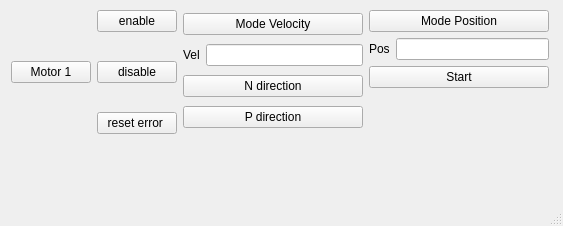
Qt form src/ros2_qt1_demo/ui/mainwindow.ui (theanh2507/ros2_ws1_ethercat_communicate) before a commit.
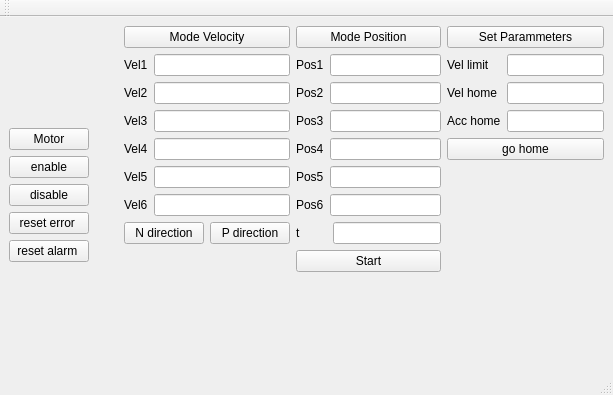
The same form after that commit.

Commit message: add them tinh nang tim home

```diff
--- a/src/ros2_qt1_demo/ui/mainwindow.ui
+++ b/src/ros2_qt1_demo/ui/mainwindow.ui
@@ -6,33 +6,41 @@
    <rect>
     <x>0</x>
     <y>0</y>
-    <width>563</width>
-    <height>226</height>
+    <width>613</width>
+    <height>395</height>
    </rect>
   </property>
   <property name="windowTitle">
    <string>MainWindow</string>
   </property>
   <widget class="QWidget" name="centralwidget">
-   <widget class="QWidget" name="">
-    <property name="geometry">
-     <rect>
-      <x>11</x>
-      <y>10</y>
-      <width>538</width>
-      <height>124</height>
-     </rect>
-    </property>
-    <layout class="QHBoxLayout" name="horizontalLayout_3">
+   <layout class="QGridLayout" name="gridLayout">
+    <item row="0" column="0" rowspan="3">
+     <layout class="QHBoxLayout" name="horizontalLayout_8">
      <item>
-      <widget class="QPushButton" name="pushButton">
-       <property name="text">
-        <string>Motor 1</string>
-       </property>
-      </widget>
-     </item>
+       <layout class="QHBoxLayout" name="horizontalLayout_5">
      <item>
       <layout class="QVBoxLayout" name="verticalLayout">
+          <item>
+           <spacer name="verticalSpacer_4">
+            <property name="orientation">
+             <enum>Qt::Vertical</enum>
+            </property>
+            <property name="sizeHint" stdset="0">
+             <size>
+              <width>20</width>
+              <height>40</height>
+             </size>
+            </property>
+           </spacer>
+          </item>
+          <item>
+           <widget class="QPushButton" name="pushButton">
+            <property name="text">
+             <string>Motor</string>
+            </property>
+           </widget>
+          </item>
        <item>
         <widget class="QPushButton" name="pushButton_2">
          <property name="text">
@@ -40,19 +48,6 @@
          </property>
         </widget>
        </item>
-       <item>
-        <spacer name="verticalSpacer_2">
-         <property name="orientation">
-          <enum>Qt::Vertical</enum>
-         </property>
-         <property name="sizeHint" stdset="0">
-          <size>
-           <width>20</width>
-           <height>40</height>
-          </size>
-         </property>
-        </spacer>
-       </item>
        <item>
         <widget class="QPushButton" name="pushButton_5">
          <property name="text">
@@ -60,19 +55,6 @@
          </property>
         </widget>
        </item>
-       <item>
-        <spacer name="verticalSpacer_3">
-         <property name="orientation">
-          <enum>Qt::Vertical</enum>
-         </property>
-         <property name="sizeHint" stdset="0">
-          <size>
-           <width>20</width>
-           <height>40</height>
-          </size>
-         </property>
-        </spacer>
-       </item>
        <item>
         <widget class="QPushButton" name="pushButton_6">
          <property name="text">
@@ -80,10 +62,47 @@
          </property>
         </widget>
        </item>
-      </layout>
-     </item>
+          <item>
+           <widget class="QPushButton" name="pushButton_10">
+            <property name="text">
+             <string>reset alarm </string>
+            </property>
+           </widget>
+          </item>
+          <item>
+           <spacer name="verticalSpacer_3">
+            <property name="orientation">
+             <enum>Qt::Vertical</enum>
+            </property>
+            <property name="sizeHint" stdset="0">
+             <size>
+              <width>20</width>
+              <height>40</height>
+             </size>
+            </property>
+           </spacer>
+          </item>
+         </layout>
+        </item>
+       </layout>
+      </item>
      <item>
-      <layout class="QVBoxLayout" name="verticalLayout_2">
+       <spacer name="horizontalSpacer">
+        <property name="orientation">
+         <enum>Qt::Horizontal</enum>
+        </property>
+        <property name="sizeHint" stdset="0">
+         <size>
+          <width>40</width>
+          <height>20</height>
+         </size>
+        </property>
+       </spacer>
+      </item>
+      <item>
+       <layout class="QVBoxLayout" name="verticalLayout_8">
+        <item>
+         <layout class="QVBoxLayout" name="verticalLayout_4">
        <item>
         <widget class="QPushButton" name="pushButton_8">
          <property name="text">
@@ -94,17 +113,77 @@
        <item>
         <layout class="QHBoxLayout" name="horizontalLayout_2">
          <item>
+             <layout class="QVBoxLayout" name="verticalLayout_3">
+              <item>
           <widget class="QLabel" name="label">
            <property name="text">
-            <string>Vel</string>
+                 <string>Vel1</string>
            </property>
           </widget>
          </item>
+              <item>
+               <widget class="QLabel" name="label_4">
+                <property name="text">
+                 <string>Vel2</string>
+                </property>
+               </widget>
+              </item>
+              <item>
+               <widget class="QLabel" name="label_5">
+                <property name="text">
+                 <string>Vel3</string>
+                </property>
+               </widget>
+              </item>
+              <item>
+               <widget class="QLabel" name="label_6">
+                <property name="text">
+                 <string>Vel4</string>
+                </property>
+               </widget>
+              </item>
+              <item>
+               <widget class="QLabel" name="label_7">
+                <property name="text">
+                 <string>Vel5</string>
+                </property>
+               </widget>
+              </item>
+              <item>
+               <widget class="QLabel" name="label_8">
+                <property name="text">
+                 <string>Vel6</string>
+                </property>
+               </widget>
+              </item>
+             </layout>
+            </item>
+            <item>
+             <layout class="QVBoxLayout" name="verticalLayout_2">
          <item>
           <widget class="QLineEdit" name="lineEdit"/>
          </item>
-        </layout>
-       </item>
+              <item>
+               <widget class="QLineEdit" name="lineEdit_4"/>
+              </item>
+              <item>
+               <widget class="QLineEdit" name="lineEdit_5"/>
+              </item>
+              <item>
+               <widget class="QLineEdit" name="lineEdit_6"/>
+              </item>
+              <item>
+               <widget class="QLineEdit" name="lineEdit_7"/>
+              </item>
+              <item>
+               <widget class="QLineEdit" name="lineEdit_8"/>
+              </item>
+             </layout>
+            </item>
+           </layout>
+          </item>
+          <item>
+           <layout class="QHBoxLayout" name="horizontalLayout">
        <item>
         <widget class="QPushButton" name="pushButton_3">
          <property name="text">
@@ -121,8 +200,27 @@
        </item>
       </layout>
      </item>
+         </layout>
+        </item>
      <item>
-      <layout class="QVBoxLayout" name="verticalLayout_3">
+         <spacer name="verticalSpacer">
+          <property name="orientation">
+           <enum>Qt::Vertical</enum>
+          </property>
+          <property name="sizeHint" stdset="0">
+           <size>
+            <width>20</width>
+            <height>40</height>
+           </size>
+          </property>
+         </spacer>
+        </item>
+       </layout>
+      </item>
+     </layout>
+    </item>
+    <item row="0" column="1">
+     <layout class="QVBoxLayout" name="verticalLayout_7">
        <item>
         <widget class="QPushButton" name="pushButton_7">
          <property name="text">
@@ -131,17 +229,96 @@
         </widget>
        </item>
        <item>
-        <layout class="QHBoxLayout" name="horizontalLayout">
+       <layout class="QHBoxLayout" name="horizontalLayout_4">
+        <item>
+         <layout class="QVBoxLayout" name="verticalLayout_6">
          <item>
           <widget class="QLabel" name="label_2">
            <property name="text">
-            <string>Pos</string>
+             <string>Pos1</string>
            </property>
           </widget>
          </item>
+          <item>
+           <widget class="QLabel" name="label_9">
+            <property name="text">
+             <string>Pos2</string>
+            </property>
+           </widget>
+          </item>
+          <item>
+           <widget class="QLabel" name="label_10">
+            <property name="text">
+             <string>Pos3</string>
+            </property>
+           </widget>
+          </item>
+          <item>
+           <widget class="QLabel" name="label_11">
+            <property name="text">
+             <string>Pos4</string>
+            </property>
+           </widget>
+          </item>
+          <item>
+           <widget class="QLabel" name="label_12">
+            <property name="text">
+             <string>Pos5</string>
+            </property>
+           </widget>
+          </item>
+          <item>
+           <widget class="QLabel" name="label_13">
+            <property name="text">
+             <string>Pos6</string>
+            </property>
+           </widget>
+          </item>
+         </layout>
+        </item>
+        <item>
+         <layout class="QVBoxLayout" name="verticalLayout_5">
          <item>
           <widget class="QLineEdit" name="lineEdit_2"/>
          </item>
+          <item>
+           <widget class="QLineEdit" name="lineEdit_9"/>
+          </item>
+          <item>
+           <widget class="QLineEdit" name="lineEdit_10"/>
+          </item>
+          <item>
+           <widget class="QLineEdit" name="lineEdit_11"/>
+          </item>
+          <item>
+           <widget class="QLineEdit" name="lineEdit_12"/>
+          </item>
+          <item>
+           <widget class="QLineEdit" name="lineEdit_13"/>
+          </item>
+         </layout>
+        </item>
+       </layout>
+      </item>
+      <item>
+       <layout class="QHBoxLayout" name="horizontalLayout_3">
+        <item>
+         <widget class="QLabel" name="label_3">
+          <property name="text">
+           <string>t</string>
+          </property>
+         </widget>
+        </item>
+        <item>
+         <widget class="QLineEdit" name="lineEdit_3">
+          <property name="sizePolicy">
+           <sizepolicy hsizetype="Fixed" vsizetype="Fixed">
+            <horstretch>1</horstretch>
+            <verstretch>0</verstretch>
+           </sizepolicy>
+          </property>
+         </widget>
+        </item>
         </layout>
        </item>
        <item>
@@ -152,7 +329,7 @@
         </widget>
        </item>
        <item>
-        <spacer name="verticalSpacer">
+       <spacer name="verticalSpacer_2">
          <property name="orientation">
           <enum>Qt::Vertical</enum>
          </property>
@@ -166,8 +343,93 @@
        </item>
       </layout>
      </item>
-    </layout>
-   </widget>
+    <item row="0" column="2" rowspan="3">
+     <layout class="QVBoxLayout" name="verticalLayout_11">
+      <item>
+       <widget class="QPushButton" name="pushButton_12">
+        <property name="text">
+         <string>Set Parammeters</string>
+        </property>
+       </widget>
+      </item>
+      <item>
+       <layout class="QHBoxLayout" name="horizontalLayout_6">
+        <item>
+         <layout class="QVBoxLayout" name="verticalLayout_10">
+          <item>
+           <widget class="QLabel" name="label_15">
+            <property name="text">
+             <string>Vel limit</string>
+            </property>
+           </widget>
+          </item>
+          <item>
+           <widget class="QLabel" name="label_16">
+            <property name="text">
+             <string>Vel home</string>
+            </property>
+           </widget>
+          </item>
+          <item>
+           <widget class="QLabel" name="label_17">
+            <property name="text">
+             <string>Acc home</string>
+            </property>
+           </widget>
+          </item>
+         </layout>
+        </item>
+        <item>
+         <layout class="QVBoxLayout" name="verticalLayout_9">
+          <item>
+           <widget class="QLineEdit" name="lineEdit_14"/>
+          </item>
+          <item>
+           <widget class="QLineEdit" name="lineEdit_15"/>
+          </item>
+          <item>
+           <widget class="QLineEdit" name="lineEdit_16"/>
+          </item>
+         </layout>
+        </item>
+       </layout>
+      </item>
+      <item>
+       <widget class="QPushButton" name="pushButton_11">
+        <property name="text">
+         <string>go home</string>
+        </property>
+       </widget>
+      </item>
+      <item>
+       <spacer name="verticalSpacer_5">
+        <property name="orientation">
+         <enum>Qt::Vertical</enum>
+        </property>
+        <property name="sizeHint" stdset="0">
+         <size>
+          <width>20</width>
+          <height>40</height>
+         </size>
+        </property>
+       </spacer>
+      </item>
+     </layout>
+    </item>
+    <item row="1" column="1">
+     <spacer name="horizontalSpacer_2">
+      <property name="orientation">
+       <enum>Qt::Horizontal</enum>
+      </property>
+      <property name="sizeHint" stdset="0">
+       <size>
+        <width>156</width>
+        <height>20</height>
+       </size>
+      </property>
+     </spacer>
+    </item>
+   </layout>
   </widget>
   <widget class="QMenuBar" name="menubar">
    <property name="geometry">
@@ -180,6 +442,17 @@
    </property>
   </widget>
   <widget class="QStatusBar" name="statusbar"/>
+  <widget class="QToolBar" name="toolBar">
+   <property name="windowTitle">
+    <string>toolBar</string>
+   </property>
+   <attribute name="toolBarArea">
+    <enum>TopToolBarArea</enum>
+   </attribute>
+   <attribute name="toolBarBreak">
+    <bool>false</bool>
+   </attribute>
+  </widget>
  </widget>
  <resources/>
  <connections/>
```
Left out of the diff: 2 changed lines with no effect on the pictures. Lines whose indentation alone changed are shown as unchanged. The commit also changes 480 other files.
